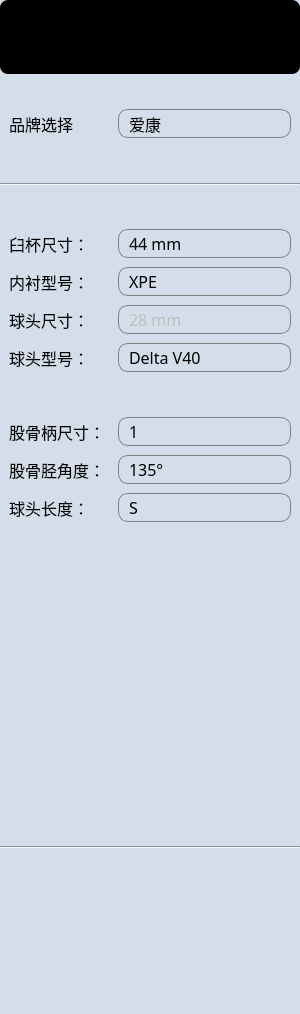
Qt form Plugins/org.mitk.lancet.implantplanning/src/internal/QImplantPlanningControls.ui (zhaomengxiao/LancetMITK-Adition) before a commit.
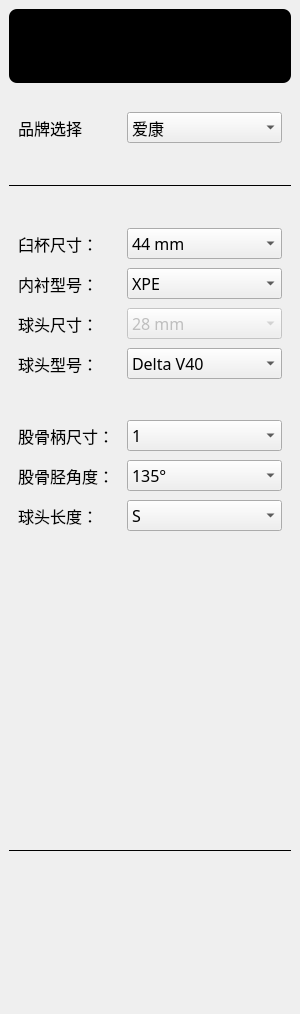
The same form after that commit. Icons and pictures are not drawn.

What changed in the file:
```diff
--- a/Plugins/org.mitk.lancet.implantplanning/src/internal/QImplantPlanningControls.ui
+++ b/Plugins/org.mitk.lancet.implantplanning/src/internal/QImplantPlanningControls.ui
@@ -32,7 +32,7 @@
    <string>硬件准备</string>
   </property>
   <property name="styleSheet">
-   <string notr="true">background:#d4deea;</string>
+   <string notr="true"/>
   </property>
   <property name="currentIndex" stdset="0">
    <number>0</number>
@@ -50,6 +50,21 @@
     <string notr="true"/>
    </property>
    <layout class="QVBoxLayout" name="verticalLayout_4">
+    <property name="spacing">
+     <number>0</number>
+    </property>
+    <property name="leftMargin">
+     <number>9</number>
+    </property>
+    <property name="topMargin">
+     <number>9</number>
+    </property>
+    <property name="rightMargin">
+     <number>9</number>
+    </property>
+    <property name="bottomMargin">
+     <number>9</number>
+    </property>
     <item>
      <widget class="QWidget" name="widget_2" native="true">
       <property name="sizePolicy">
@@ -162,18 +177,7 @@
          </font>
         </property>
         <property name="styleSheet">
-         <string notr="true">QComboBox {
-    border: 1px solid gray;
-    border-radius: 10px;
-    padding: 1px 2px 1px 10px; 
-}
-QComboBox::drop-down {
-    subcontrol-origin: padding;
-    subcontrol-position: top right; 
-    border-left-width: 1px;
-    border-left-color: darkgray;
-}
-QComboBox QAbstractItemView::item { min-height: 20px;}</string>
+         <string notr="true"/>
         </property>
         <item>
          <property name="text">
@@ -216,8 +220,10 @@
        </size>
       </property>
       <property name="styleSheet">
-       <string notr="true">border-image: url(:/org.mitk.lancet.implantplanning/image/fenge.png);
-</string>
+       <string notr="true"/>
+      </property>
+      <property name="frameShadow">
+       <enum>QFrame::Plain</enum>
       </property>
       <property name="orientation">
        <enum>Qt::Horizontal</enum>
@@ -300,24 +306,7 @@
          </font>
         </property>
         <property name="styleSheet">
-         <string notr="true">QComboBox {
-    border: 1px solid gray;
-    border-radius: 10px;
-    padding: 1px 2px 1px 10px; 
-}
-QComboBox::drop-down {
-    subcontrol-origin: padding;
-    subcontrol-position: top right; 
-    border-left-width: 1px;
-    border-left-color: darkgray;
-}
-QComboBox::down-arrow {    
-	image: url(:/org.mitk.lancet.implantplanning/login/down1.png);
-}
-QComboBox QAbstractItemView::item { 
-	min-height: 20px; 
-}
-</string>
+         <string notr="true"/>
         </property>
         <property name="currentIndex">
          <number>0</number>
@@ -414,21 +403,7 @@
          </font>
         </property>
         <property name="styleSheet">
-         <string notr="true">QComboBox {
-    border: 1px solid gray;
-    border-radius: 10px;
-    padding: 1px 2px 1px 10px; 
-}
-QComboBox::drop-down {
-    subcontrol-origin: padding;
-    subcontrol-position: top right; 
-    border-left-width: 1px;
-    border-left-color: darkgray;
-}
-QComboBox::down-arrow {    
-	image: url(:/org.mitk.lancet.implantplanning/login/down1.png);
-}
-QComboBox QAbstractItemView::item { min-height: 50px;}</string>
+         <string notr="true"/>
         </property>
         <item>
          <property name="text">
@@ -480,20 +455,7 @@
          </font>
         </property>
         <property name="styleSheet">
-         <string notr="true">QComboBox {
-    border: 1px solid gray;
-    border-radius: 10px;
-    padding: 1px 2px 1px 10px; 
-}
-QComboBox::drop-down {
-    subcontrol-origin: padding;
-    subcontrol-position: top right; 
-    border-left-width: 1px;
-    border-left-color: darkgray;
-}
-QComboBox::down-arrow {    
-	image: url(:/org.mitk.lancet.implantplanning/login/down1.png);
-}</string>
+         <string notr="true"/>
         </property>
         <item>
          <property name="text">
@@ -552,20 +514,7 @@
          </font>
         </property>
         <property name="styleSheet">
-         <string notr="true">QComboBox {
-    border: 1px solid gray;
-    border-radius: 10px;
-    padding: 1px 2px 1px 10px; 
-}
-QComboBox::drop-down {
-    subcontrol-origin: padding;
-    subcontrol-position: top right; 
-    border-left-width: 1px;
-    border-left-color: darkgray;
-}
-QComboBox::down-arrow {    
-	image: url(:/org.mitk.lancet.implantplanning/login/down1.png);
-}</string>
+         <string notr="true"/>
         </property>
         <item>
          <property name="text">
@@ -649,25 +598,7 @@
          </font>
         </property>
         <property name="styleSheet">
-         <string notr="true">QComboBox {
-    border: 1px solid gray;
-    border-radius: 10px;
-    padding: 1px 2px 1px 10px; 
-}
-QComboBox::drop-down {
-    subcontrol-origin: padding;
-    subcontrol-position: top right; 
-    border-left-width: 1px;
-    border-left-color: darkgray;
-}
-QComboBox::down-arrow {    
-	image: url(:/org.mitk.lancet.implantplanning/login/down1.png);
-}
-QComboBox QAbstractItemView::item { 
-	min-height: 10px;
-}
-
-</string>
+         <string notr="true"/>
         </property>
         <property name="currentIndex">
          <number>0</number>
@@ -769,20 +700,7 @@
          </font>
         </property>
         <property name="styleSheet">
-         <string notr="true">QComboBox {
-    border: 1px solid gray;
-    border-radius: 10px;
-    padding: 1px 2px 1px 10px; 
-}
-QComboBox::drop-down {
-    subcontrol-origin: padding;
-    subcontrol-position: top right; 
-    border-left-width: 1px;
-    border-left-color: darkgray;
-}
-QComboBox::down-arrow {    
-	image: url(:/org.mitk.lancet.implantplanning/login/down1.png);
-}</string>
+         <string notr="true"/>
         </property>
         <item>
          <property name="text">
@@ -834,24 +752,7 @@
          </font>
         </property>
         <property name="styleSheet">
-         <string notr="true">QComboBox {
-    border: 1px solid gray;
-    border-radius: 10px;
-    padding: 1px 2px 1px 10px; 
-}
-QComboBox::drop-down {
-    subcontrol-origin: padding;
-    subcontrol-position: top right; 
-    border-left-width: 1px;
-    border-left-color: darkgray;
-}
-QComboBox::down-arrow {    
-	image: url(:/org.mitk.lancet.implantplanning/login/down1.png);
-}
-QComboBox QAbstractItemView::item { 
-	min-height: 10px; 
-}
-</string>
+         <string notr="true"/>
         </property>
         <property name="editable">
          <bool>false</bool>
@@ -902,8 +803,10 @@
        </size>
       </property>
       <property name="styleSheet">
-       <string notr="true">border-image: url(:/org.mitk.lancet.implantplanning/image/fenge.png);
-</string>
+       <string notr="true"/>
+      </property>
+      <property name="frameShadow">
+       <enum>QFrame::Plain</enum>
       </property>
       <property name="orientation">
        <enum>Qt::Horizontal</enum>
```
Left out of the diff: 4 changed lines with no effect on the pictures.
